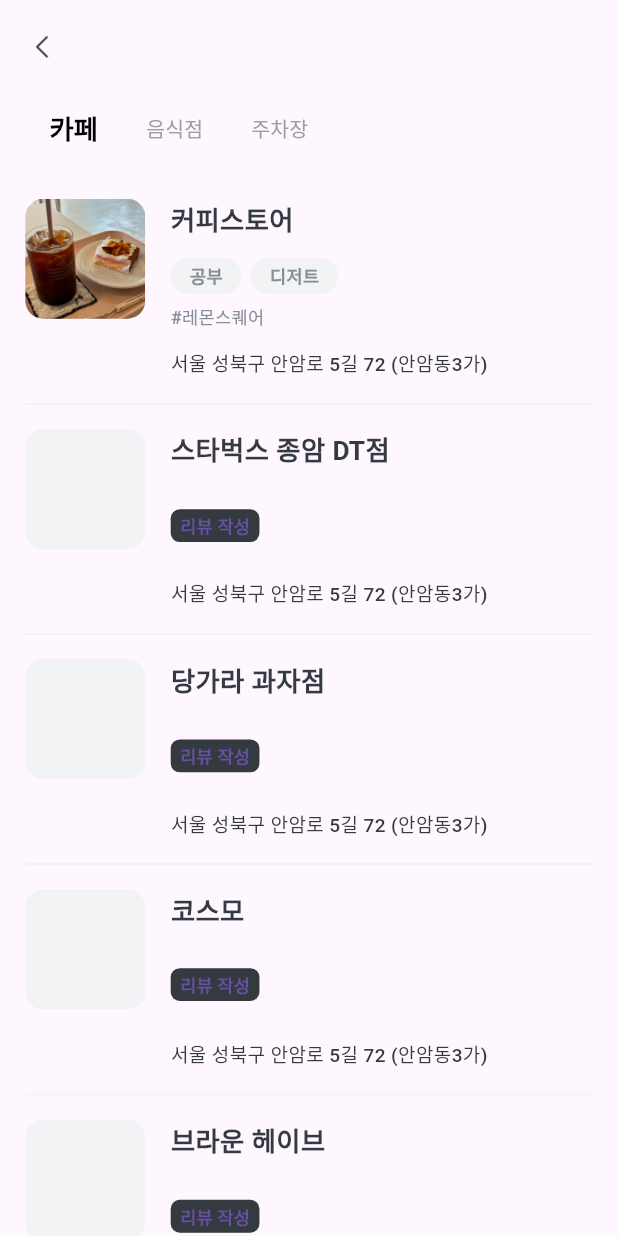
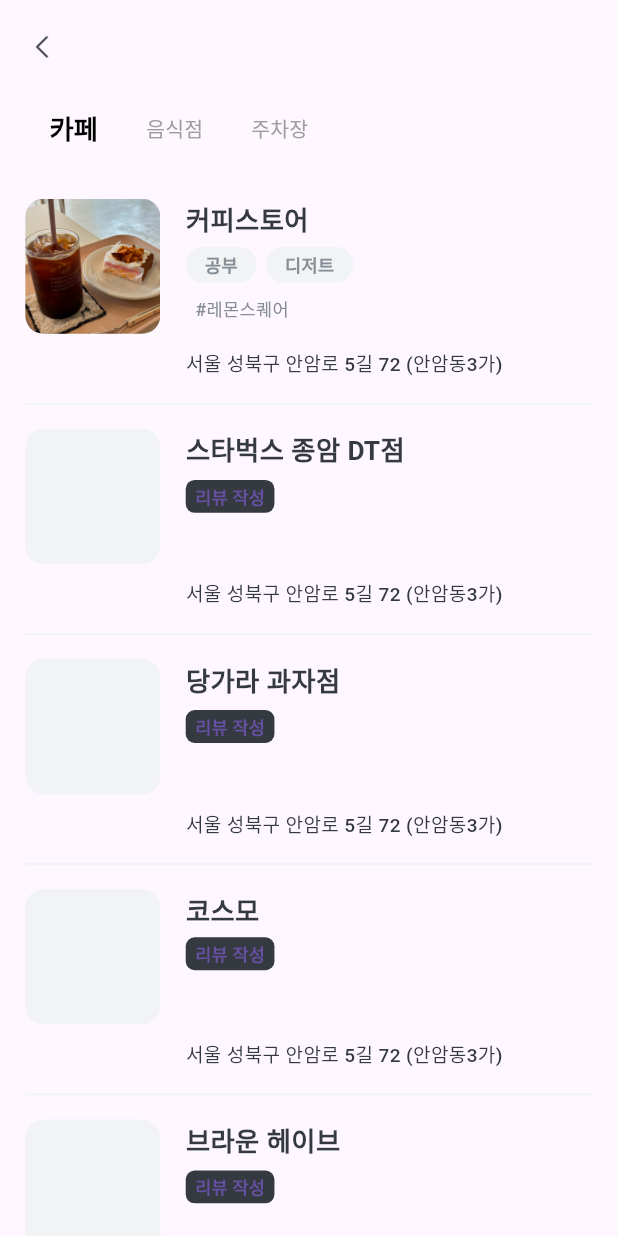
Before and after one commit to irismake/CoffeConti, a Flutter app: the BookmarkListWidget screen opened directly with empty values, after a tap on "리뷰 작성", on a phone screen of 412 x 824 dp. Run offline on Flutter 3.47's test engine with Material 3 defaults, Android fonts, the phone set to English and light mode, and no system bars; our stand-ins replace flutter_screenutil, flutter_svg, geolocator, permission_handler; missing offline and left inert: flutter_naver_map; Roboto replaces fonts that are missing (Pretendard).

Commit message:
fix : Fix rendering overflow UI/UX

```diff
--- a/lib/widgets/bookmark_list.dart
+++ b/lib/widgets/bookmark_list.dart
@@ -61,8 +61,8 @@ class SearchItemWidget extends StatelessWidget {
       crossAxisAlignment: CrossAxisAlignment.start,
       children: [
         Container(
-          width: 80.0,
-          height: 80.0,
+          width: 90.0,
+          height: 90.0,
           decoration: ShapeDecoration(
             color: Color(0xffF1F3F5),
             shape: RoundedRectangleBorder(
@@ -101,11 +101,11 @@ class SearchItemWidget extends StatelessWidget {
                   overflow: TextOverflow.ellipsis,
                   maxLines: 2,
                 ),
-                SizedBox(
-                  height: 4.0,
-                ),
                 index == 0
-                    ? Column(
+                    ? Expanded(
+                        child: Padding(
+                          padding: EdgeInsets.symmetric(vertical: 6.0),
+                          child: Column(
                             crossAxisAlignment: CrossAxisAlignment.start,
                             children: [
                               Row(
@@ -116,10 +116,10 @@ class SearchItemWidget extends StatelessWidget {
                                 ],
                               ),
                               SizedBox(
-                            height: 6,
+                                height: 8,
                               ),
                               Text(
-                            '#레몬스퀘어',
+                                '  #레몬스퀘어',
                                 style: TextStyle(
                                   color: Color(0xFF868E96),
                                   fontSize: 12.sp,
@@ -129,8 +129,16 @@ class SearchItemWidget extends StatelessWidget {
                                 ),
                               ),
                             ],
+                          ),
+                        ),
                       )
-                    : TextButton(
+                    : Expanded(
+                        child: Column(
+                          mainAxisAlignment: MainAxisAlignment.start,
+                          children: [
+                            Padding(
+                              padding: EdgeInsets.symmetric(vertical: 6.0),
+                              child: TextButton(
                                 onPressed: () {},
                                 style: TextButton.styleFrom(
                                   backgroundColor: Color(0xFF343A40),
@@ -140,7 +148,8 @@ class SearchItemWidget extends StatelessWidget {
                                   padding: EdgeInsets.symmetric(
                                       vertical: 2.0.h, horizontal: 6.0.w),
                                   minimumSize: Size.zero,
-                          tapTargetSize: MaterialTapTargetSize.shrinkWrap,
+                                  tapTargetSize:
+                                      MaterialTapTargetSize.shrinkWrap,
                                 ),
                                 child: Text(
                                   '리뷰 작성',
@@ -153,8 +162,9 @@ class SearchItemWidget extends StatelessWidget {
                                   ),
                                 ),
                               ),
-                SizedBox(
-                  height: 4.0,
+                            ),
+                          ],
+                        ),
                       ),
                 Text(
                   '서울 성북구 안암로 5길 72 (안암동3가)',
```
Lines whose indentation alone changed are shown as unchanged.
